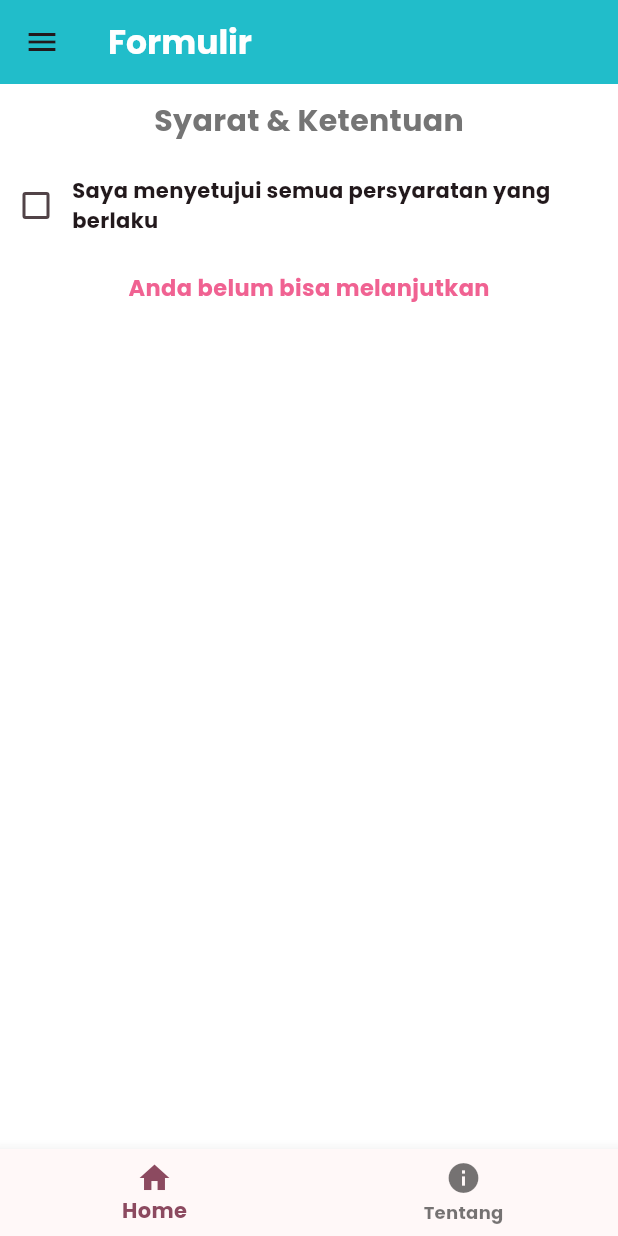
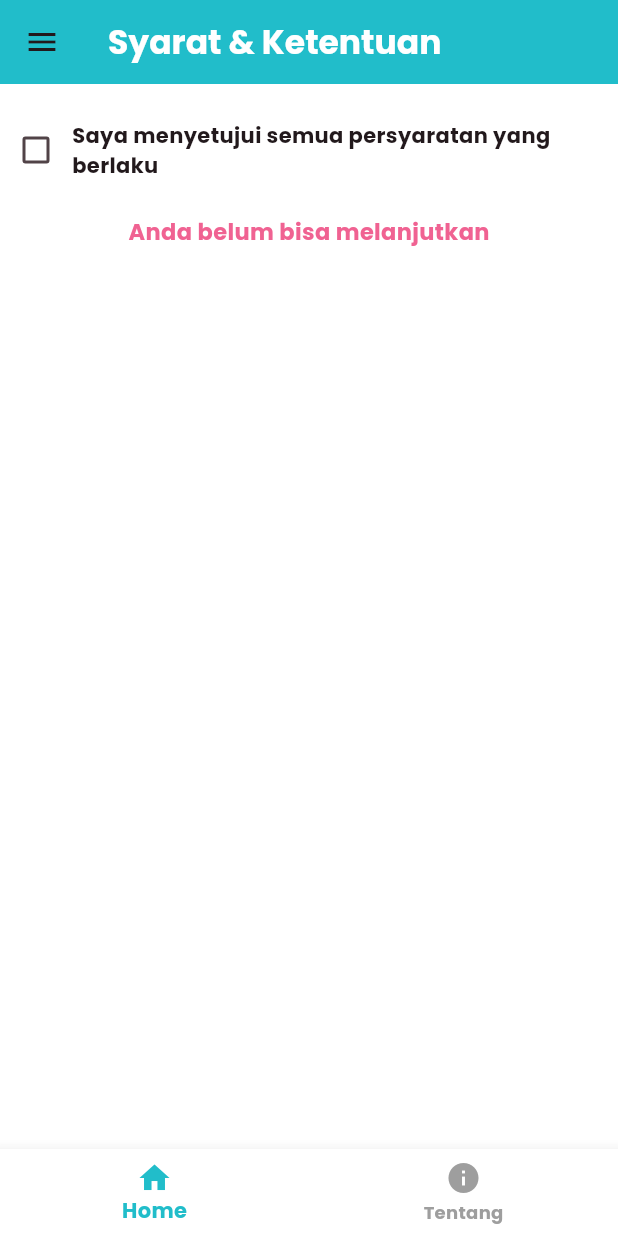
Before and after one commit to DestyAlamanda/ppkd_d_3, a Flutter app: the TugasDelapan screen opened directly, on a phone screen of 412 x 824 dp. Run offline on Flutter 3.47's test engine with Material 3 defaults, Android fonts, the phone set to English and light mode, and no system bars.

Commit message:
final task [tugas 7 & 8 flutter]

```diff
--- a/lib/tugas_7/checkbox.dart
+++ b/lib/tugas_7/checkbox.dart
@@ -16,18 +16,7 @@ class _CheckBoxState extends State<CheckBox> {
       color: isCheckSwitch == true ? Colors.black : Colors.white,
       child: Column(
         children: [
-          Padding(
-            padding: const EdgeInsets.all(10.0),
-            child: Text(
-              "Syarat & Ketentuan",
-              style: TextStyle(
-                fontSize: 20,
-                fontWeight: FontWeight.bold,
-                color: Colors.grey[600],
-              ),
-            ),
-          ),
-          SizedBox(height: 8),
+          Padding(padding: EdgeInsetsGeometry.all(10)),
           Row(
             children: [
               Checkbox(
--- a/lib/tugas_7/tugas_7.dart
+++ b/lib/tugas_7/tugas_7.dart
@@ -1,4 +1,5 @@
 import 'package:flutter/material.dart';
+import 'package:ppkd_d_3/tugas_6/tugas_6_flutter.dart';
 import 'package:ppkd_d_3/tugas_7/checkbox.dart';
 import 'package:ppkd_d_3/tugas_7/date_picker.dart';
 import 'package:ppkd_d_3/tugas_7/dropdown.dart';
@@ -14,6 +15,13 @@ class TugasTujuh extends StatefulWidget {
 
 class _TugasTujuhState extends State<TugasTujuh> {
   int _selectedIndexDrawer = 0;
+  static const List<String> _titles = [
+    "Syarat & Ketentuan",
+    "Mode Gelap / Terang",
+    "PilihKategori Produk",
+    "Pilih Tanggal Lahir",
+    "Atur Pengingat",
+  ];
   static const List<Widget> _widgetOptions = <Widget>[
     CheckBox(),
     Switch_(),
@@ -33,15 +41,40 @@ class _TugasTujuhState extends State<TugasTujuh> {
     return Scaffold(
       appBar: AppBar(
         title: Text(
-          "Formulir",
+          _titles[_selectedIndexDrawer],
           style: TextStyle(color: Colors.white, fontWeight: FontWeight.bold),
         ),
         backgroundColor: Color(0xff21BDCA),
       ),
       body: Center(child: _widgetOptions[_selectedIndexDrawer]),
       drawer: Drawer(
+        backgroundColor: Color(0xff21BDCA),
         child: ListView(
           children: [
+            DrawerHeader(
+              decoration: BoxDecoration(
+                color: Colors.white, // warna background header
+              ),
+              child: Column(
+                crossAxisAlignment: CrossAxisAlignment.center,
+                children: [
+                  CircleAvatar(
+                    radius: 40,
+                    backgroundColor: Color(0xff21BDCA),
+                    child: Icon(Icons.person, size: 40, color: Colors.white),
+                  ),
+                  SizedBox(height: 13),
+                  Text(
+                    'Hi, Manda',
+                    style: TextStyle(
+                      color: Colors.black,
+                      fontSize: 18,
+                      fontWeight: FontWeight.bold,
+                    ),
+                  ),
+                ],
+              ),
+            ),
             ListTile(
               title: Text("CheckBox"),
               onTap: () {
@@ -72,10 +105,19 @@ class _TugasTujuhState extends State<TugasTujuh> {
                 onItemTap(4);
               },
             ),
+            ListTile(
+              title: Text("Logout"),
+              onTap: () {
+                Navigator.pop(context);
+                Navigator.pushReplacement(
+                  context,
+                  MaterialPageRoute(builder: (context) => TugasEnam()),
+                );
+              },
+            ),
           ],
         ),
       ),
-      // endDrawer: Drawer(child: Column(children: [])),
     );
   }
 }
--- a/lib/tugas_8/tugas_8.dart
+++ b/lib/tugas_8/tugas_8.dart
@@ -16,9 +16,13 @@ class _TugasDelapanState extends State<TugasDelapan> {
   @override
   Widget build(BuildContext context) {
     return Scaffold(
+      backgroundColor: Colors.white,
       body: _pages[_selectedIndex],
       bottomNavigationBar: BottomNavigationBar(
+        backgroundColor: Colors.white,
         currentIndex: _selectedIndex,
+        selectedItemColor: Color(0xff21BDCA),
+        unselectedItemColor: Colors.grey,
         onTap: (int index) {
           setState(() {
             _selectedIndex = index;
```
Also changed, not shown: lib/tugas_7/date_picker.dart (+0 -10 lines), lib/tugas_7/dropdown.dart (+1 -9 lines), lib/tugas_7/switch.dart (+1 -9 lines), lib/tugas_7/time_picker.dart (+1 -10 lines).
